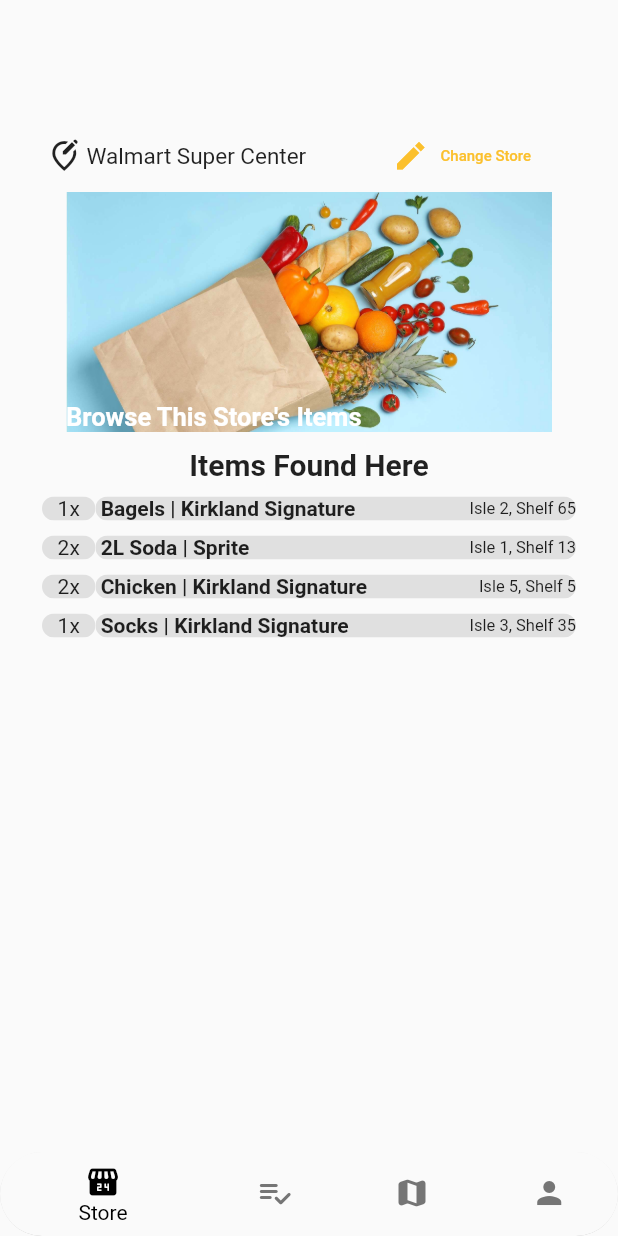
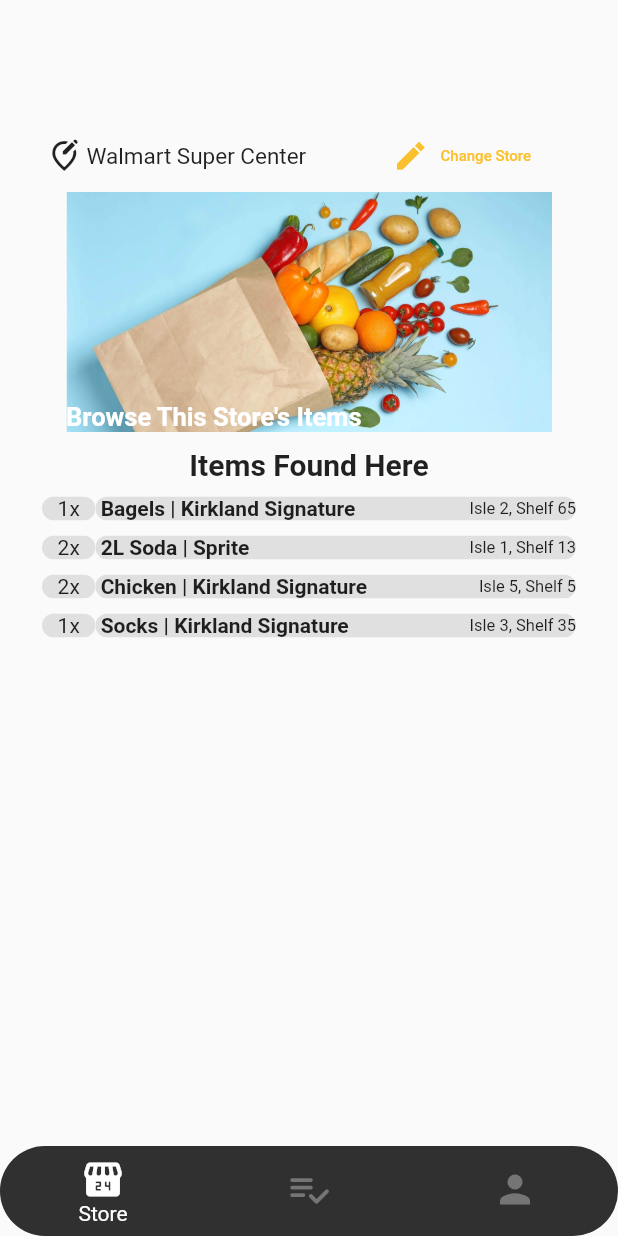
Before and after one commit to Hrithik-Kumar/Smart-Grocery-Map-and-Inventory, a Flutter app: the NavBar screen opened directly, on a phone screen of 412 x 824 dp. Run offline on Flutter 3.47's test engine with Material 2 defaults, Android fonts, the phone set to English and light mode, and no system bars; our stand-ins replace image_picker, lottie, sqflite; accounts and stored records are empty; project files that could hold a hidden picture were left out.

Commit message:
BOUNB-65 modify NavBar
Add a separate page to the Navbar. Enable  companies to check their item lists.

```diff
--- a/code/smart_grocery_map/lib/screens/user-home/NavBar.dart
+++ b/code/smart_grocery_map/lib/screens/user-home/NavBar.dart
@@ -1,8 +1,7 @@
 import 'package:flutter/material.dart';
 import './StoreScreen.dart';
-import './ShoppingListScreen.dart';
-import './MapScreen.dart';
 import './UserScreen.dart';
+import '../company/inventory/company_inventory_screen.dart';
 
 class NavBar extends StatefulWidget {
   NavBar ({Key? key}) : super(key: key);
@@ -22,12 +21,9 @@ class NavBarState extends State<NavBar> {
         widget = StoreScreen();
         break;
       case 1:
-        widget = ShoppingListScreen();
+        widget = CompanyInventoryScreen();
         break;
       case 2:
-        widget = MapScreen();
-        break;
-      case 3:
         widget = UserScreen();
         break;
     }
@@ -45,15 +41,14 @@ class NavBarState extends State<NavBar> {
         bottomLeft: Radius.circular(40),
         bottomRight: Radius.circular(40),
       ),
-      /* child: Container(
-        constraints: BoxConstraints(maxWidth: 10), */
       child: BottomNavigationBar(
         currentIndex: _pageNumIndex,
         onTap: (int index) => setState(() => _pageNumIndex = index),
-        selectedItemColor: Colors.black,//white,
+        selectedItemColor: Colors.white,
         unselectedItemColor: Colors.grey[600],
         backgroundColor: Colors.grey[850],
         showUnselectedLabels: false,
+        iconSize: 30,
         items: const <BottomNavigationBarItem>[
           BottomNavigationBarItem(
             icon: Icon(Icons.local_convenience_store_rounded),
@@ -61,19 +56,14 @@ class NavBarState extends State<NavBar> {
           ),
           BottomNavigationBarItem(
             icon: Icon(Icons.playlist_add_check_rounded),
-            label: 'My List',
-          ),
-          BottomNavigationBarItem(
-            icon: Icon(Icons.map_rounded),
-            label: 'Map',
-          ),
+            label: 'Inventory',),
           BottomNavigationBarItem(
             icon: Icon(Icons.person),
-            label: 'User',
-          ),
+            label: 'Company',),
+
+
         ],
       ),
-      /* ), */
     );
   }
 }
```
